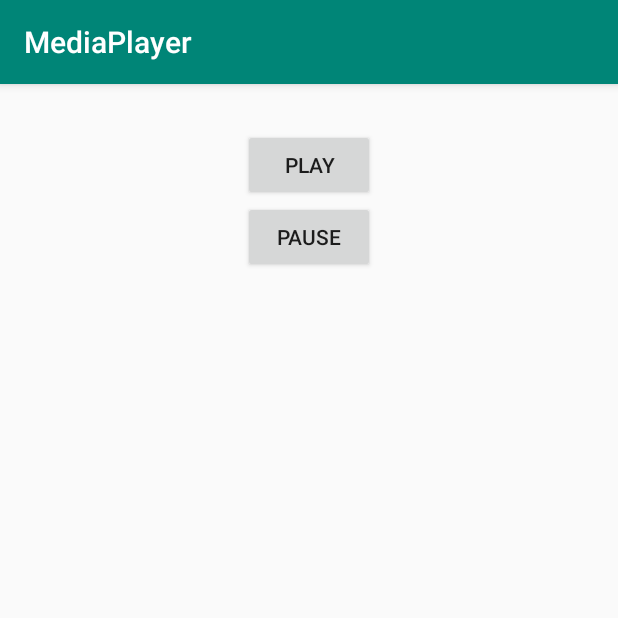
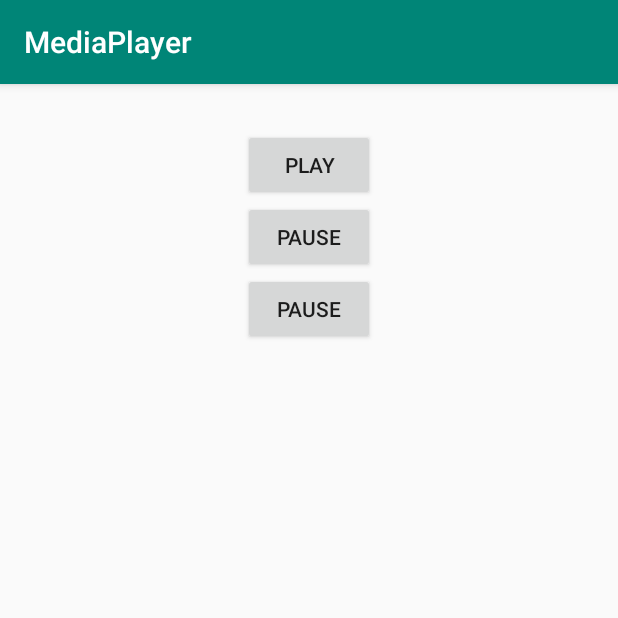
Before and after one commit to MwasCipher/Music-App-Sample-, an Android app: the screen it shows after launch (MainActivity), on a phone screen of 412 x 824 dp, the top half of it. Run offline under Robolectric (Android 15) with nearby library versions, the phone set to English and light mode, and no system bars.

Commit message:
Fast Forward Button

```diff
--- a/app/src/main/java/com/example/mediaplayer/MainActivity.java
+++ b/app/src/main/java/com/example/mediaplayer/MainActivity.java
@@ -19,6 +19,7 @@ public class MainActivity extends AppCompatActivity {
 
         Button playButton = findViewById(R.id.play_button);
         Button pauseButton = findViewById(R.id.pause_button);
+        Button fastForwardButton = findViewById(R.id.fast_forward_button);
 
         //Instantiate Media Player Class
 
@@ -47,5 +48,13 @@ public class MainActivity extends AppCompatActivity {
 
             }
         });
+
+        fastForwardButton.setOnClickListener(new View.OnClickListener() {
+            @Override
+            public void onClick(View v) {
+               int position = mediaPlayer.getCurrentPosition();
+                mediaPlayer.seekTo(position + 5);
+            }
+        });
     }
 }
--- a/app/src/main/res/layout/activity_main.xml
+++ b/app/src/main/res/layout/activity_main.xml
@@ -21,4 +21,10 @@
         android:text="Pause"
         android:id="@+id/pause_button"/>
 
+    <Button
+        android:layout_width="wrap_content"
+        android:layout_height="wrap_content"
+        android:text="Pause"
+        android:id="@+id/fast_forward_button"/>
+
 </LinearLayout>
```
